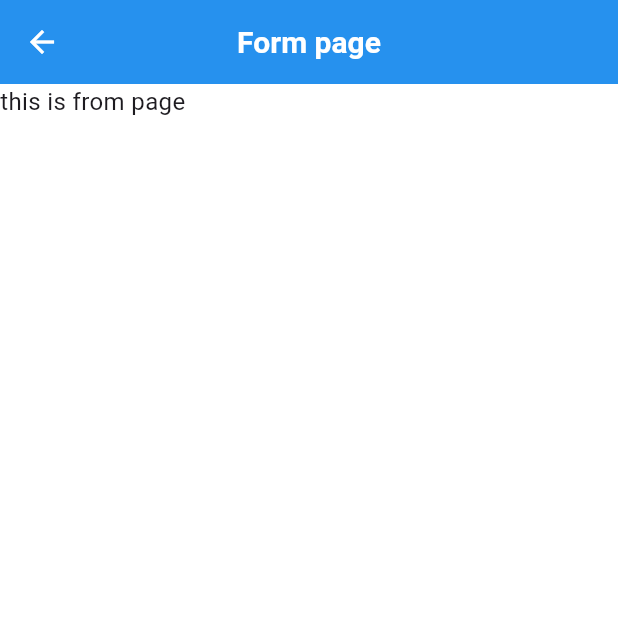
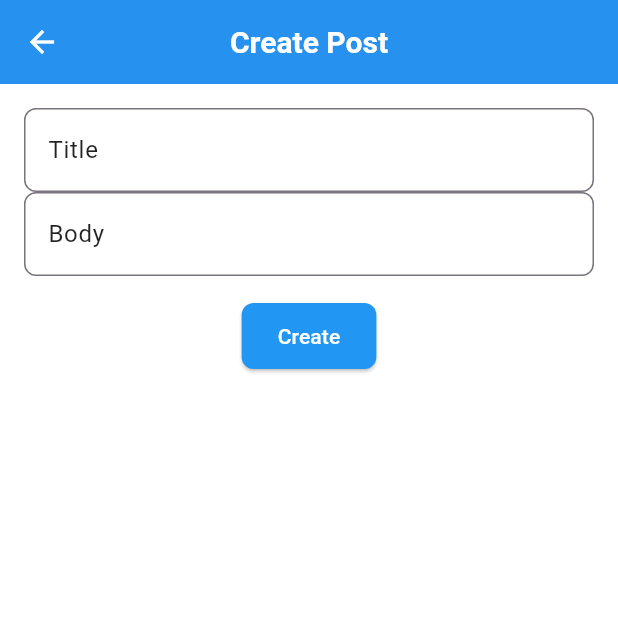
Before and after one commit to ShRudra88/project_test5, a Flutter app: the FormScreen screen opened directly, on a phone screen of 412 x 824 dp, the top half of it. Run offline on Flutter 3.47's test engine with Material 3 defaults, Android fonts, the light colour scheme and no system bars; our stand-ins replace get; network calls fail.

Commit message:
implemented post controller and home screen and form screen with many errors (need to fix)

```diff
--- a/lib/screens/form_screen.dart
+++ b/lib/screens/form_screen.dart
@@ -1,13 +1,81 @@
 import 'package:flutter/material.dart';
+import 'package:get/get.dart';
+import '../controllers/post_controller.dart';
+import '../models/post_model.dart';
 
-class FormScreen extends StatelessWidget {
-  const FormScreen({super.key});
+class FormScreen extends StatefulWidget {
+  final Post? post;
+
+  const FormScreen({super.key, this.post});
+
+  @override
+  State<FormScreen> createState() => _FormScreenState();
+}
+
+class _FormScreenState extends State<FormScreen> {
+  final _formKey = GlobalKey<FormState>();
+  late TextEditingController _titleController;
+  late TextEditingController _bodyController;
+
+  @override
+  void initState() {
+    _titleController = TextEditingController(text: widget.post?.title ?? '');
+    _bodyController = TextEditingController(text: widget.post?.body ?? '');
+    super.initState();
+  }
 
   @override
   Widget build(BuildContext context) {
+    final PostController controller = Get.find();
+
     return Scaffold(
-        appBar: (AppBar(title: Text("Form page"))),
-        body: Text("this is from page"),
+      appBar: AppBar(
+        title: Text(widget.post == null ? 'Create Post' : 'Update Post'),
+      ),
+      body: Padding(
+        padding: const EdgeInsets.all(16.0),
+        child: Obx(() {
+          return Form(
+            key: _formKey,
+            child: Column(
+              children: [
+                TextFormField(
+                  controller: _titleController,
+                  decoration: const InputDecoration(labelText: 'Title'),
+                  validator: (value) => value!.isEmpty ? 'Title required' : null,
+                ),
+                TextFormField(
+                  controller: _bodyController,
+                  decoration: const InputDecoration(labelText: 'Body'),
+                  validator: (value) => value!.isEmpty ? 'Body required' : null,
+                ),
+                const SizedBox(height: 16),
+                ElevatedButton(
+                  onPressed: controller.isLoading.value
+                      ? null
+                      : () {
+                    if (_formKey.currentState!.validate()) {
+                      final post = Post(
+                        id: widget.post?.id,
+                        title: _titleController.text,
+                        body: _bodyController.text,
+                        userId: 1,
+                      );
+                      if (widget.post == null) {
+                        controller.addPost(post);
+                      } else {
+                        controller.updatePost(post);
+                      }
+                      Get.back(); // Go back to home screen
+                    }
+                  },
+                  child: Text(widget.post == null ? 'Create' : 'Update'),
+                ),
+              ],
+            ),
+          );
+        }),
+      ),
     );
   }
 }
```
Also changed, not shown: lib/controllers/post_controller.dart (added, +67 -0 lines), lib/screens/home_screen.dart (+42 -6 lines).
